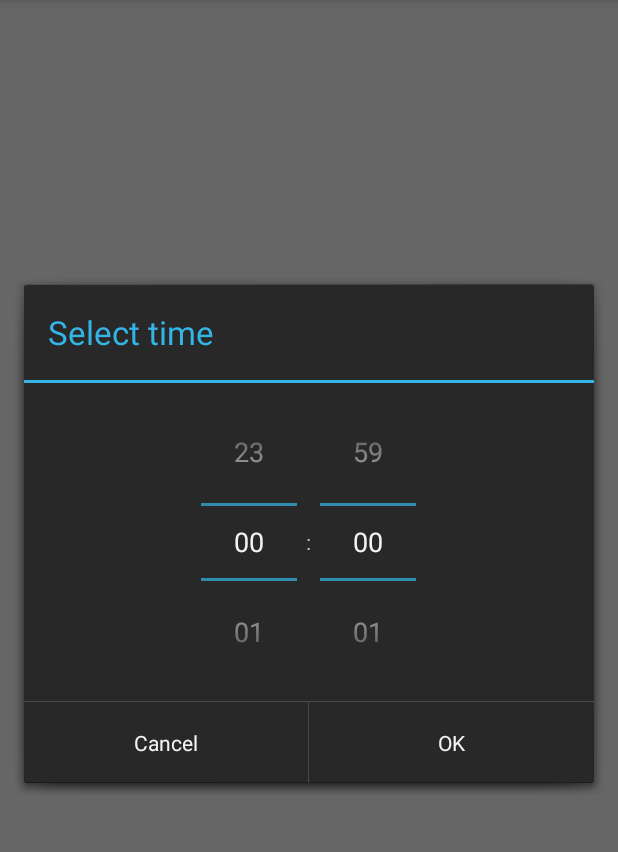
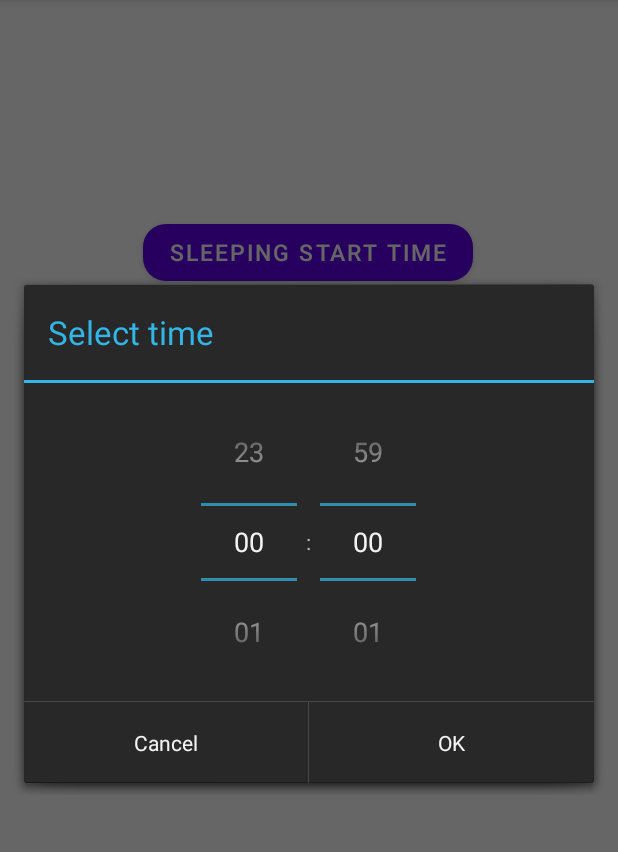
Before and after one commit to LassilaJoni/SnoozeBuddy, an Android app: the screen it shows after launch (MainActivity), after a tap on "SLEEPING START TIME", on a phone screen of 412 x 824 dp, the part 84-936 px from its top. Run offline under Robolectric (Android 15) with nearby library versions, the phone set to English and light mode, and no system bars.

Commit message:
Revert "Added Sleep start time button in MainActivity"

```diff
--- a/app/src/main/res/layout/activity_main.xml
+++ b/app/src/main/res/layout/activity_main.xml
@@ -8,20 +8,19 @@
 
     <Button
         android:id="@+id/sleepStartTime"
-        android:layout_width="220dp"
+        android:layout_width="wrap_content"
         android:layout_height="wrap_content"
-        android:backgroundTint="@color/black"
+        android:width="220dp"
+        android:height="50dp"
         android:onClick="popTimePicker"
-        android:padding="10dp"
         android:text="Sleeping start time"
-        android:textColor="@color/white"
-        android:textSize="15sp"
-        app:cornerRadius="50dp"
+        android:textSize="15dp"
+        app:cornerRadius="15dp"
         app:layout_constraintBottom_toBottomOf="parent"
         app:layout_constraintEnd_toEndOf="parent"
         app:layout_constraintHorizontal_bias="0.497"
         app:layout_constraintStart_toStartOf="parent"
         app:layout_constraintTop_toTopOf="parent"
-        app:layout_constraintVertical_bias="0.266" />
+        app:layout_constraintVertical_bias="0.2" />
 
 </androidx.constraintlayout.widget.ConstraintLayout>
```
